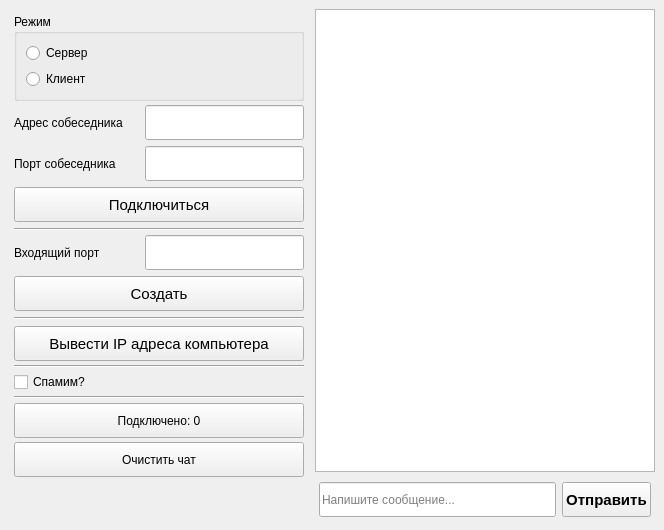
Before: the Qt Designer form sem3/nvi_chat_tcp_super/mainwindow.ui in faurkonig/i-love-karpov, drawn with Qt 5.
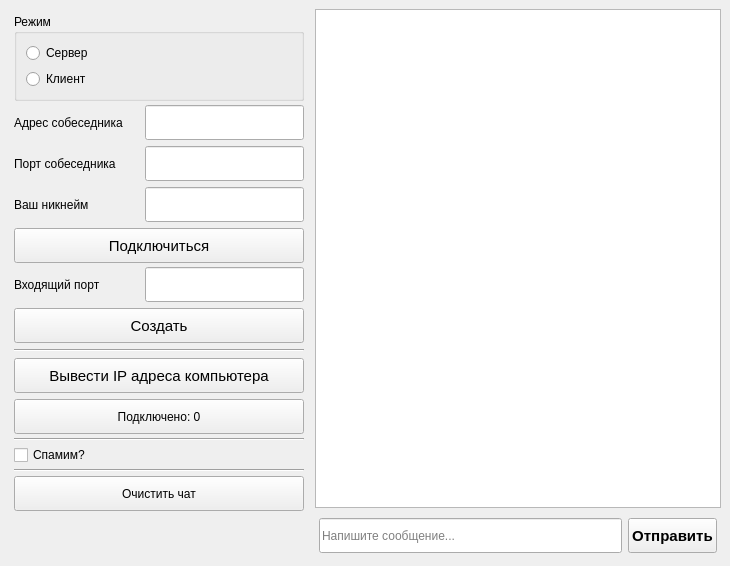
After: the same form once the commit is applied.

Commit message: TCP multiuser chat is finally done

```diff
--- a/sem3/nvi_chat_tcp_super/mainwindow.ui
+++ b/sem3/nvi_chat_tcp_super/mainwindow.ui
@@ -6,8 +6,8 @@
    <rect>
     <x>0</x>
     <y>0</y>
-    <width>664</width>
-    <height>530</height>
+    <width>730</width>
+    <height>566</height>
    </rect>
   </property>
   <property name="windowTitle">
@@ -131,6 +131,33 @@
             </item>
            </layout>
           </item>
+          <item>
+           <layout class="QHBoxLayout" name="horizontalLayoutNickname">
+            <item>
+             <widget class="QLabel" name="labelNicknameField">
+              <property name="minimumSize">
+               <size>
+                <width>125</width>
+                <height>35</height>
+               </size>
+              </property>
+              <property name="text">
+               <string>Ваш никнейм</string>
+              </property>
+             </widget>
+            </item>
+            <item>
+             <widget class="QLineEdit" name="lineEditNickname">
+              <property name="minimumSize">
+               <size>
+                <width>0</width>
+                <height>35</height>
+               </size>
+              </property>
+             </widget>
+            </item>
+           </layout>
+          </item>
           <item>
            <widget class="QPushButton" name="pushButtonConnect">
             <property name="minimumSize">
@@ -151,13 +178,6 @@
             </property>
            </widget>
           </item>
-          <item>
-           <widget class="Line" name="line1">
-            <property name="orientation">
-             <enum>Qt::Horizontal</enum>
-            </property>
-           </widget>
-          </item>
          </layout>
         </widget>
        </item>
@@ -250,6 +270,19 @@
             </property>
            </widget>
           </item>
+          <item>
+           <widget class="QPushButton" name="pushButtonConnectionList">
+            <property name="minimumSize">
+             <size>
+              <width>0</width>
+              <height>35</height>
+             </size>
+            </property>
+            <property name="text">
+             <string>Подключено: 0</string>
+            </property>
+           </widget>
+          </item>
          </layout>
         </widget>
        </item>
@@ -274,19 +307,6 @@
          </property>
         </widget>
        </item>
-       <item>
-        <widget class="QPushButton" name="pushButtonConnectionList">
-         <property name="minimumSize">
-          <size>
-           <width>0</width>
-           <height>35</height>
-          </size>
-         </property>
-         <property name="text">
-          <string>Подключено: 0</string>
-         </property>
-        </widget>
-       </item>
        <item>
         <widget class="QPushButton" name="pushButtonClear">
          <property name="minimumSize">
```
Left out of the diff: 8 changed lines with no effect on the pictures. The commit also changes 2 other files.
